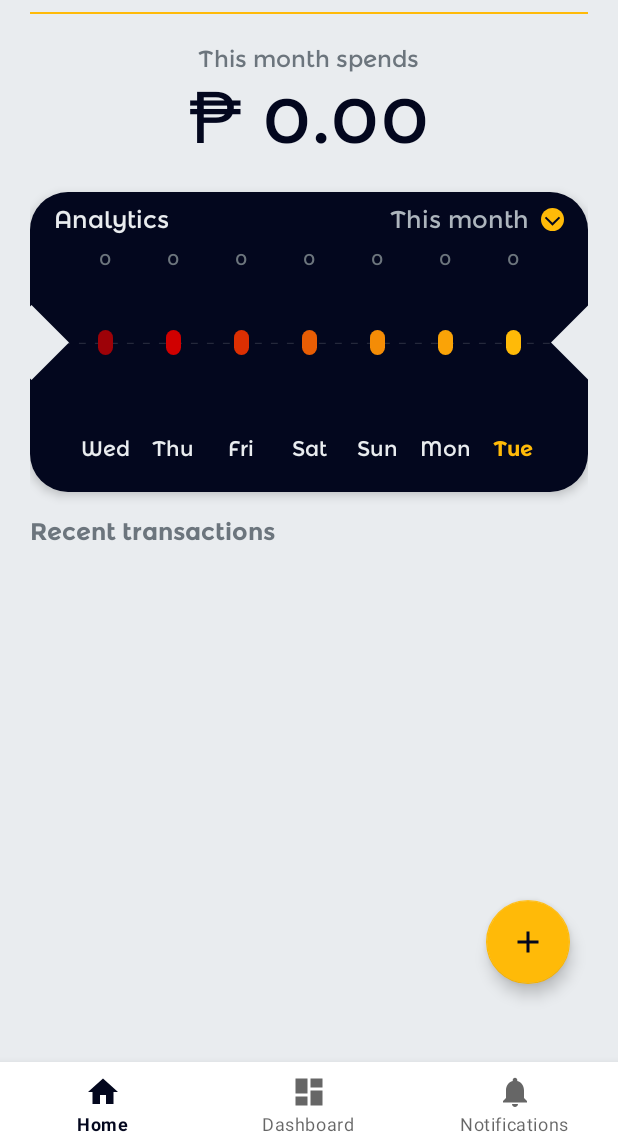
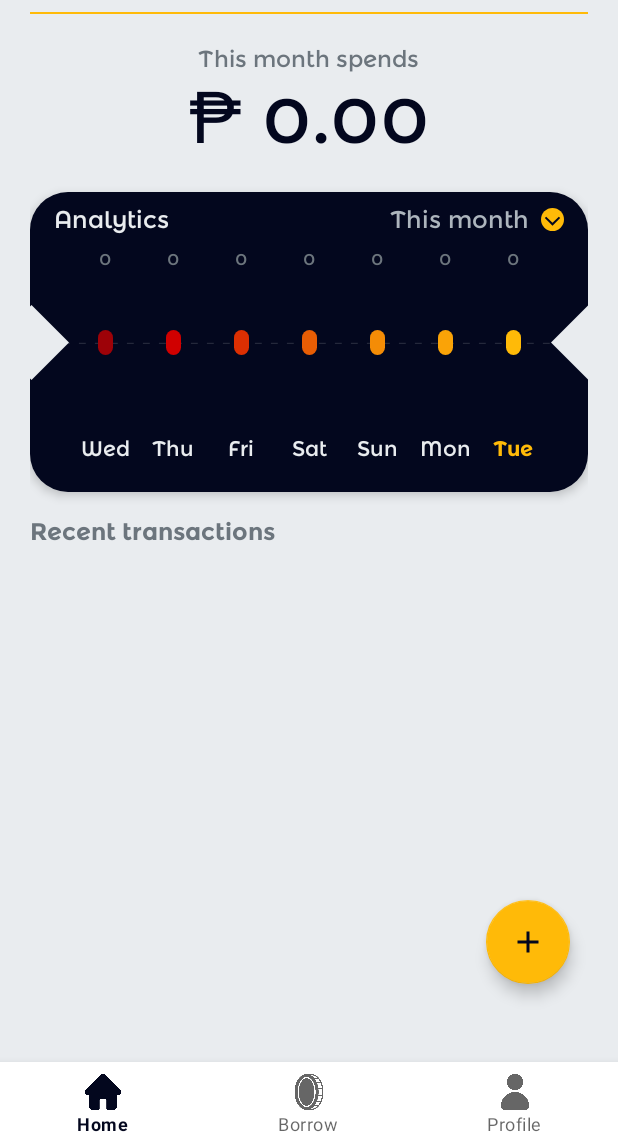
Before and after one commit to waray321/SpendHound, an Android app: the screen it shows after launch once a user with an empty profile is signed in (MainActivity), on a phone screen of 412 x 824 dp, the part 90-1236 px from its top. Run offline under Robolectric (Android 15) with nearby library versions, the phone set to English and light mode, and no system bars; our stand-ins replace Firebase (no records; nobody signed in at launch, a user with empty details on screens opened directly), navigation-ui.

Commit message:
Home Dev

```diff
--- a/app/src/main/res/drawable/glassy_background.xml
+++ b/app/src/main/res/drawable/glassy_background.xml
@@ -1,5 +1,9 @@
 <?xml version="1.0" encoding="utf-8"?>
-<shape xmlns:android="http://schemas.android.com/apk/res/android">
-    <solid android:color="#40ced4da" />
-    <corners android:radius="8dp" />
-</shape>
+<layer-list xmlns:android="http://schemas.android.com/apk/res/android">
+    <item>
+        <shape>
+            <solid android:color="#60ced4da" />
+            <corners android:radius="8dp" />
+        </shape>
+    </item>
+</layer-list>
--- a/app/src/main/res/layout/fragment_dashboard.xml
+++ b/app/src/main/res/layout/fragment_borrow.xml
@@ -4,7 +4,7 @@
     xmlns:tools="http://schemas.android.com/tools"
     android:layout_width="match_parent"
     android:layout_height="match_parent"
-    tools:context=".ui.dashboard.DashboardFragment">
+    tools:context=".ui.borrow.BorrowFragment">
 
     <TextView
         android:id="@+id/text_dashboard"
--- a/app/src/main/res/menu/bottom_nav_menu.xml
+++ b/app/src/main/res/menu/bottom_nav_menu.xml
@@ -3,17 +3,17 @@
 
     <item
         android:id="@+id/navigation_home"
-        android:icon="@drawable/ic_home_black_24dp"
+        android:icon="@drawable/home"
         android:title="@string/title_home" />
 
     <item
         android:id="@+id/navigation_dashboard"
-        android:icon="@drawable/ic_dashboard_black_24dp"
-        android:title="@string/title_dashboard" />
+        android:icon="@drawable/coin"
+        android:title="Borrow" />
 
     <item
         android:id="@+id/navigation_notifications"
-        android:icon="@drawable/ic_notifications_black_24dp"
-        android:title="@string/title_notifications" />
+        android:icon="@drawable/profile"
+        android:title="Profile" />
 
 </menu>
--- a/app/src/main/res/navigation/mobile_navigation.xml
+++ b/app/src/main/res/navigation/mobile_navigation.xml
@@ -13,13 +13,13 @@
 
     <fragment
         android:id="@+id/navigation_dashboard"
-        android:name="com.waray.spendhound.ui.dashboard.DashboardFragment"
+        android:name="com.waray.spendhound.ui.borrow.BorrowFragment"
         android:label="@string/title_dashboard"
-        tools:layout="@layout/fragment_dashboard" />
+        tools:layout="@layout/fragment_borrow" />
 
     <fragment
         android:id="@+id/navigation_notifications"
-        android:name="com.waray.spendhound.ui.notifications.NotificationsFragment"
+        android:name="com.waray.spendhound.ui.profile.ProfileFragment"
         android:label="@string/title_notifications"
-        tools:layout="@layout/fragment_notifications" />
+        tools:layout="@layout/fragment_profile" />
 </navigation>
```
Also changed, not shown: app/src/main/java/com/waray/spendhound/ui/borrow/BorrowFragment.java (renamed from app/src/main/java/com/waray/spendhound/ui/dashboard/DashboardFragment.java, +3 -10 lines), app/src/main/java/com/waray/spendhound/ui/borrow/BorrowViewModel.java (renamed from app/src/main/java/com/waray/spendhound/ui/notifications/NotificationsViewModel.java, +4 -4 lines), app/src/main/java/com/waray/spendhound/ui/profile/ProfileFragment.java (renamed from app/src/main/java/com/waray/spendhound/ui/notifications/NotificationsFragment.java, +3 -9 lines), app/src/main/java/com/waray/spendhound/ui/profile/ProfileViewModel.java (renamed from app/src/main/java/com/waray/spendhound/ui/dashboard/DashboardViewModel.java, +4 -4 lines), app/src/main/res/drawable/glassy_background2.xml (added, +9 -0 lines), app/src/main/res/layout/fragment_notifications.xml (deleted, +0 -22 lines), app/src/main/res/layout/fragment_profile.xml (added, +159 -0 lines), app/src/main/res/drawable/coin.png (added), app/src/main/res/drawable/home.png (added), app/src/main/res/drawable/profile.png (added), app/src/main/res/drawable/settings.png (added), app/src/main/res/drawable/wavy_lines.png (added).
